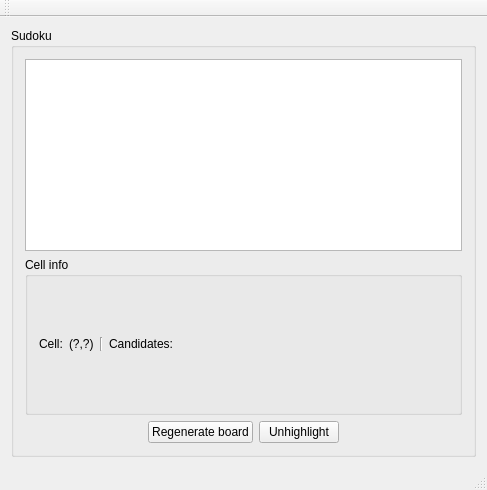
This is sudokusolver.ui in pavolmarak/SudokuSolver as Qt 5 draws it before an edit. The edited form follows.
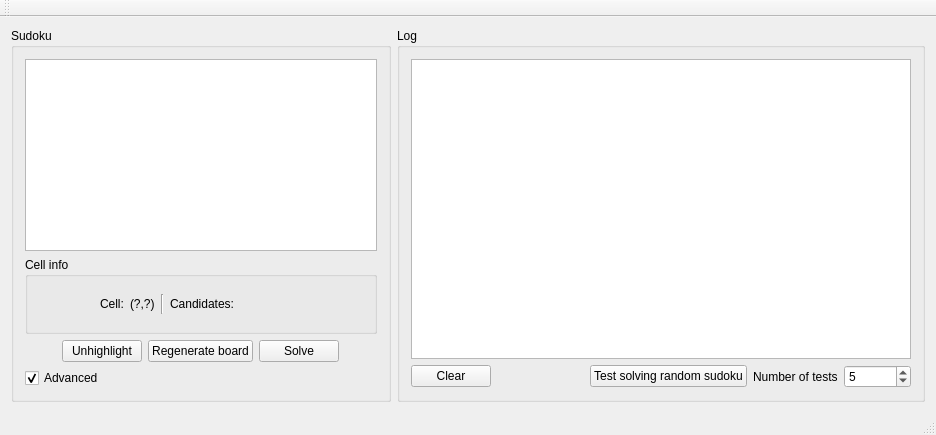
This is the edited form.

Commit message: The app can generate random Sudoku with 30 clues and automatically solve it using very simple deduction strategy with backtracking. Backtracking may take some time, it definitely needs some optimizing. The app also offers batch Sudoku solving.

What changed in the file:
```diff
--- a/sudokusolver.ui
+++ b/sudokusolver.ui
@@ -6,22 +6,24 @@
    <rect>
     <x>0</x>
     <y>0</y>
-    <width>487</width>
-    <height>490</height>
+    <width>936</width>
+    <height>435</height>
    </rect>
   </property>
   <property name="windowTitle">
    <string>SudokuSolver</string>
   </property>
   <widget class="QWidget" name="centralWidget">
-   <layout class="QVBoxLayout" name="verticalLayout_2">
+   <layout class="QHBoxLayout" name="horizontalLayout_3">
     <item>
-     <widget class="QGroupBox" name="groupBox">
+     <widget class="QGroupBox" name="sudokuGroupBox">
       <property name="title">
        <string>Sudoku</string>
       </property>
       <layout class="QVBoxLayout" name="verticalLayout">
        <item>
+        <layout class="QHBoxLayout" name="horizontalLayout_4">
+         <item>
         <widget class="QTableWidget" name="sudoku_ui">
          <property name="enabled">
           <bool>true</bool>
@@ -53,6 +55,9 @@
          <property name="sizeAdjustPolicy">
           <enum>QAbstractScrollArea::AdjustIgnored</enum>
          </property>
+           <property name="gridStyle">
+            <enum>Qt::SolidLine</enum>
+           </property>
          <property name="rowCount">
           <number>0</number>
          </property>
@@ -67,6 +72,8 @@
          </attribute>
         </widget>
        </item>
+        </layout>
+       </item>
        <item>
         <widget class="QGroupBox" name="groupBox_2">
          <property name="title">
@@ -76,7 +83,20 @@
           <item>
            <layout class="QHBoxLayout" name="horizontalLayout">
             <item>
-             <widget class="QLabel" name="label">
+             <spacer name="horizontalSpacer_4">
+              <property name="orientation">
+               <enum>Qt::Horizontal</enum>
+              </property>
+              <property name="sizeHint" stdset="0">
+               <size>
+                <width>40</width>
+                <height>20</height>
+               </size>
+              </property>
+             </spacer>
+            </item>
+            <item>
+             <widget class="QLabel" name="cellCoordLabel">
               <property name="sizePolicy">
                <sizepolicy hsizetype="Preferred" vsizetype="Maximum">
                 <horstretch>0</horstretch>
@@ -131,6 +151,19 @@
               </property>
              </widget>
             </item>
+            <item>
+             <spacer name="horizontalSpacer_5">
+              <property name="orientation">
+               <enum>Qt::Horizontal</enum>
+              </property>
+              <property name="sizeHint" stdset="0">
+               <size>
+                <width>40</width>
+                <height>20</height>
+               </size>
+              </property>
+             </spacer>
+            </item>
            </layout>
           </item>
          </layout>
@@ -151,13 +184,6 @@
            </property>
           </spacer>
          </item>
-         <item>
-          <widget class="QPushButton" name="regenarateBoardButton">
-           <property name="text">
-            <string>Regenerate board</string>
-           </property>
-          </widget>
-         </item>
          <item>
           <widget class="QPushButton" name="unhighlightButton">
            <property name="text">
@@ -165,6 +191,20 @@
            </property>
           </widget>
          </item>
+         <item>
+          <widget class="QPushButton" name="regenarateBoardButton">
+           <property name="text">
+            <string>Regenerate board</string>
+           </property>
+          </widget>
+         </item>
+         <item>
+          <widget class="QPushButton" name="solveButton">
+           <property name="text">
+            <string>Solve</string>
+           </property>
+          </widget>
+         </item>
          <item>
           <spacer name="horizontalSpacer_2">
            <property name="orientation">
@@ -180,9 +220,105 @@
          </item>
         </layout>
        </item>
+       <item>
+        <widget class="QCheckBox" name="advanced">
+         <property name="text">
+          <string>Advanced</string>
+         </property>
+         <property name="checked">
+          <bool>true</bool>
+         </property>
+        </widget>
+       </item>
       </layout>
      </widget>
     </item>
+    <item>
+     <layout class="QVBoxLayout" name="verticalLayout_2">
+      <item>
+       <widget class="QGroupBox" name="debugGroupBox">
+        <property name="minimumSize">
+         <size>
+          <width>0</width>
+          <height>0</height>
+         </size>
+        </property>
+        <property name="title">
+         <string>Log</string>
+        </property>
+        <layout class="QVBoxLayout" name="verticalLayout_4">
+         <item>
+          <widget class="QTextEdit" name="debugTextEdit">
+           <property name="sizePolicy">
+            <sizepolicy hsizetype="Preferred" vsizetype="Expanding">
+             <horstretch>0</horstretch>
+             <verstretch>0</verstretch>
+            </sizepolicy>
+           </property>
+           <property name="minimumSize">
+            <size>
+             <width>500</width>
+             <height>0</height>
+            </size>
+           </property>
+          </widget>
+         </item>
+         <item>
+          <layout class="QHBoxLayout" name="horizontalLayout_5">
+           <item>
+            <widget class="QPushButton" name="pushButton">
+             <property name="text">
+              <string>Clear</string>
+             </property>
+            </widget>
+           </item>
+           <item>
+            <spacer name="horizontalSpacer_3">
+             <property name="orientation">
+              <enum>Qt::Horizontal</enum>
+             </property>
+             <property name="sizeHint" stdset="0">
+              <size>
+               <width>40</width>
+               <height>20</height>
+              </size>
+             </property>
+            </spacer>
+           </item>
+           <item>
+            <widget class="QPushButton" name="testButton">
+             <property name="text">
+              <string>Test solving random sudoku</string>
+             </property>
+            </widget>
+           </item>
+           <item>
+            <widget class="QLabel" name="label">
+             <property name="text">
+              <string>Number of tests</string>
+             </property>
+            </widget>
+           </item>
+           <item>
+            <widget class="QSpinBox" name="numtests">
+             <property name="minimum">
+              <number>1</number>
+             </property>
+             <property name="maximum">
+              <number>99999999</number>
+             </property>
+             <property name="value">
+              <number>5</number>
+             </property>
+            </widget>
+           </item>
+          </layout>
+         </item>
+        </layout>
+       </widget>
+      </item>
+     </layout>
+    </item>
    </layout>
   </widget>
   <widget class="QMenuBar" name="menuBar">
```
Left out of the diff: 14 changed lines with no effect on the pictures. Lines whose indentation alone changed are shown as unchanged. The commit also changes 11 other files.
